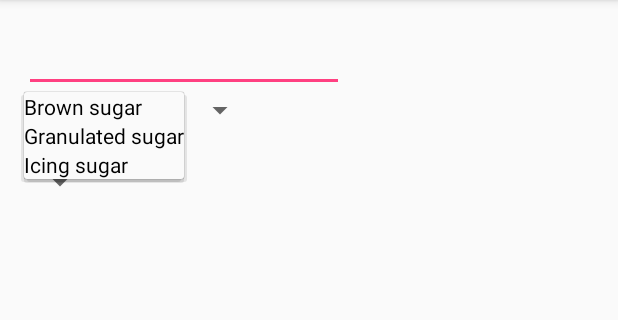
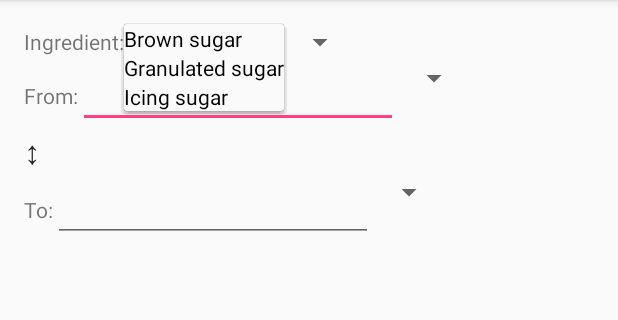
Before and after one commit to sudonatalie/cupful-android, an Android app: the screen it shows after launch (MainActivity), after a tap on an icon or button, on a phone screen of 412 x 824 dp, the part 84-404 px from its top. Run offline under Robolectric (Android 15) with nearby library versions, the phone set to English and light mode, and no system bars.

Commit message:
Reorganize main view to be a little easier to use. Add "toUnit"  text field.

```diff
--- a/app/src/main/res/layout/activity_main.xml
+++ b/app/src/main/res/layout/activity_main.xml
@@ -1,46 +1,80 @@
 <?xml version="1.0" encoding="utf-8"?>
-<RelativeLayout xmlns:android="http://schemas.android.com/apk/res/android"
+<LinearLayout xmlns:android="http://schemas.android.com/apk/res/android"
     xmlns:tools="http://schemas.android.com/tools"
     android:layout_width="match_parent"
     android:layout_height="match_parent"
+    android:orientation="vertical"
     android:paddingBottom="@dimen/activity_vertical_margin"
     android:paddingLeft="@dimen/activity_horizontal_margin"
     android:paddingRight="@dimen/activity_horizontal_margin"
     android:paddingTop="@dimen/activity_vertical_margin"
     tools:context="com.natalieperna.cupful.MainActivity">
 
+    <LinearLayout
+        android:layout_width="match_parent"
+        android:layout_height="wrap_content"
+        android:orientation="horizontal">
 
-    <EditText
+        <TextView
+            android:layout_width="wrap_content"
+            android:layout_height="wrap_content"
+            android:text="Ingredient:" />
+
+        <Spinner
+            android:id="@+id/ingredient"
+            android:layout_width="wrap_content"
+            android:layout_height="wrap_content" />
+    </LinearLayout>
+
+    <LinearLayout
+        android:layout_width="match_parent"
+        android:layout_height="wrap_content"
+        android:orientation="horizontal">
+
+        <TextView
+            android:layout_width="wrap_content"
+            android:layout_height="wrap_content"
+            android:text="From:" />
+
+        <EditText
+            android:id="@+id/fromValue"
+            android:layout_width="wrap_content"
+            android:layout_height="wrap_content"
+            android:ems="10"
+            android:inputType="numberDecimal" />
+
+        <Spinner
+            android:id="@+id/fromUnit"
+            android:layout_width="wrap_content"
+            android:layout_height="wrap_content" />
+    </LinearLayout>
+
+    <TextView
         android:layout_width="wrap_content"
         android:layout_height="wrap_content"
-        android:inputType="numberDecimal"
-        android:ems="10"
-        android:id="@+id/editText"
-        android:layout_alignParentTop="true"
-        android:layout_alignParentLeft="true"
-        android:layout_alignParentStart="true" />
+        android:text="↕"
+        android:textAppearance="?android:attr/textAppearanceLarge" />
 
-    <Spinner
-        android:layout_width="wrap_content"
+    <LinearLayout
+        android:layout_width="match_parent"
         android:layout_height="wrap_content"
-        android:id="@+id/ingredient"
-        android:layout_below="@+id/editText"
-        android:layout_alignParentLeft="true"
-        android:layout_alignParentStart="true" />
+        android:orientation="horizontal">
 
-    <Spinner
-        android:layout_width="wrap_content"
-        android:layout_height="wrap_content"
-        android:id="@+id/fromUnit"
-        android:layout_below="@+id/ingredient"
-        android:layout_alignParentLeft="true"
-        android:layout_alignParentStart="true" />
+        <TextView
+            android:layout_width="wrap_content"
+            android:layout_height="wrap_content"
+            android:text="To:" />
 
-    <Spinner
-        android:layout_width="wrap_content"
-        android:layout_height="wrap_content"
-        android:id="@+id/toUnit"
-        android:layout_below="@+id/fromUnit"
-        android:layout_alignParentLeft="true"
-        android:layout_alignParentStart="true" />
-</RelativeLayout>
+        <EditText
+            android:id="@+id/toValue"
+            android:layout_width="wrap_content"
+            android:layout_height="wrap_content"
+            android:ems="10"
+            android:inputType="numberDecimal" />
+
+        <Spinner
+            android:id="@+id/toUnit"
+            android:layout_width="wrap_content"
+            android:layout_height="wrap_content" />
+    </LinearLayout>
+</LinearLayout>
```
